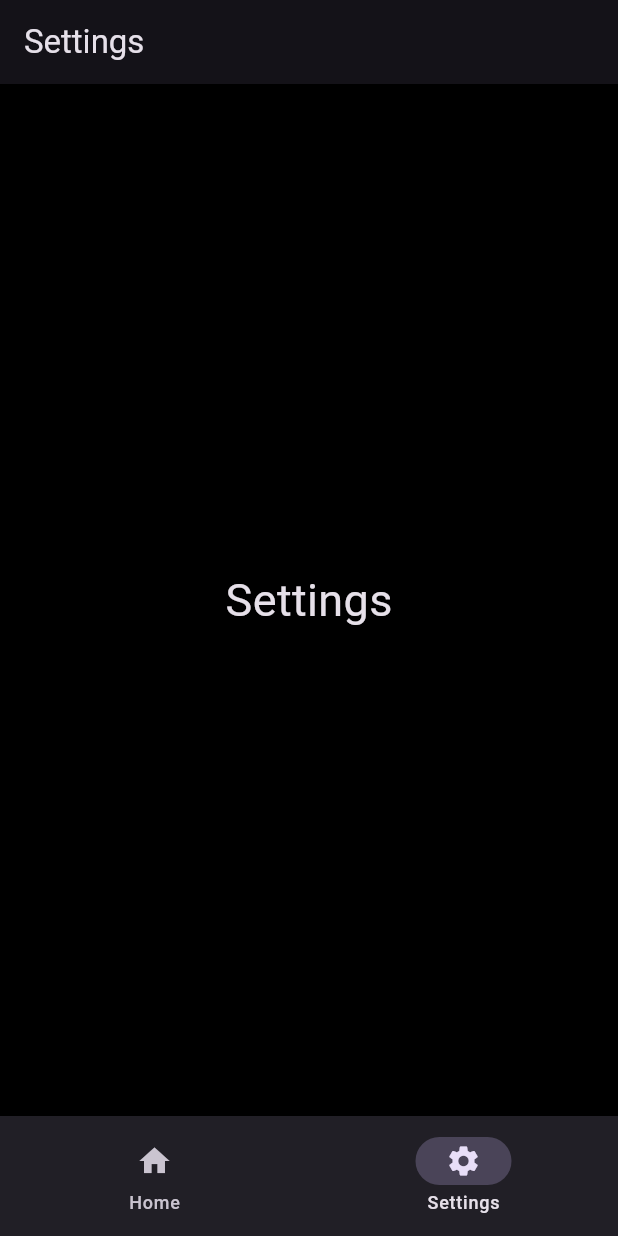
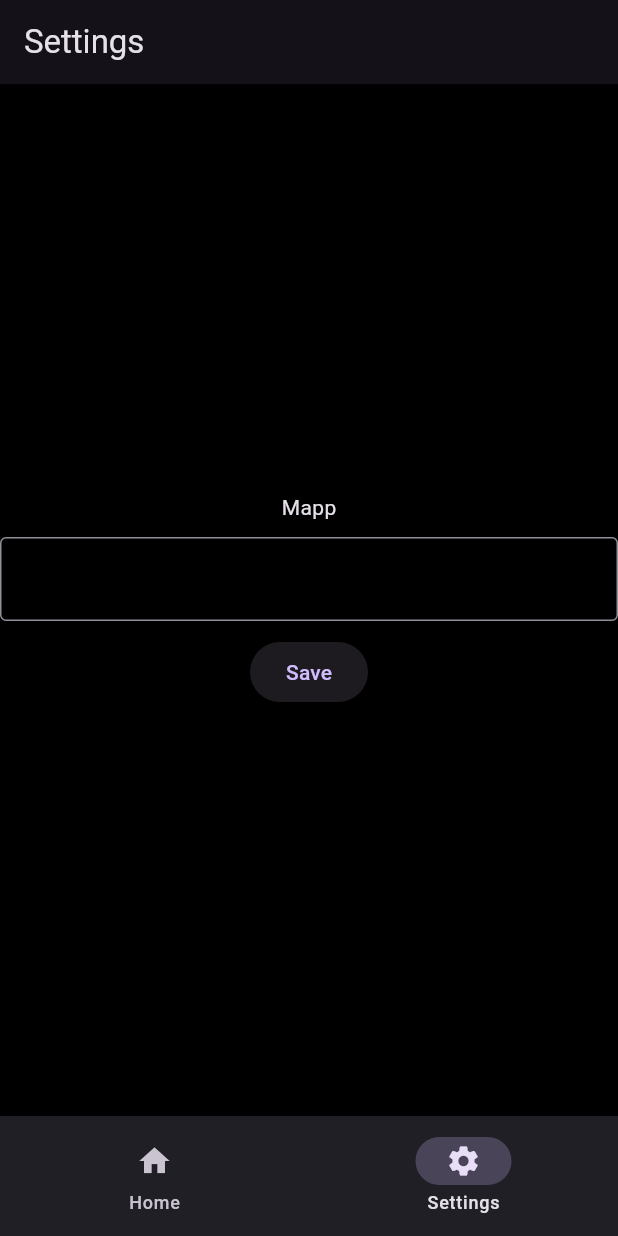
Before and after one commit to dzca/flutter_provider_counter, a Flutter app: the screen it shows after launch, item 2 of the bottom bar chosen, on a phone screen of 412 x 824 dp. Run offline on Flutter 3.47's test engine with Material 3 defaults, Android fonts, the phone set to English and light mode, and no system bars.

Commit message:
add provider

```diff
--- a/lib/main.dart
+++ b/lib/main.dart
@@ -1,5 +1,6 @@
 import 'package:flutter/material.dart';
-import 'package:flutter_provider_counter/screens/home_screen.dart';
+import 'package:flutter_provider_counter/providers/user_provider.dart';
+import 'package:provider/provider.dart';
 
 import 'utils/colors.dart';
 import 'widgets/nav_layout.dart';
@@ -14,12 +15,19 @@ class MyApp extends StatelessWidget {
   // This widget is the root of your application.
   @override
   Widget build(BuildContext context) {
-    return MaterialApp(
-      title: 'Flutter Provider',
-      theme: ThemeData.dark().copyWith(
-        scaffoldBackgroundColor: mobileBackgroundColor,
+    return MultiProvider(
+      providers: [
+        ChangeNotifierProvider(
+          create: (context) => UserProvider(),
+        )
+      ],
+      child: MaterialApp(
+        title: 'Flutter Provider',
+        theme: ThemeData.dark().copyWith(
+          scaffoldBackgroundColor: mobileBackgroundColor,
+        ),
+        home: const NavLayout(),
       ),
-      home: const NavLayout(),
     );
   }
 }
--- /dev/null
+++ b/lib/providers/user_provider.dart
@@ -0,0 +1,12 @@
+import 'package:flutter/material.dart';
+
+class UserProvider extends ChangeNotifier {
+  String name;
+
+  UserProvider({this.name = 'Mapp'});
+
+  void changeName({required String newName}) async {
+    name = newName;
+    notifyListeners();
+  }
+}
--- a/lib/screens/settings_screen.dart
+++ b/lib/screens/settings_screen.dart
@@ -1,20 +1,50 @@
 import 'package:flutter/material.dart';
+import 'package:flutter_provider_counter/providers/user_provider.dart';
+import 'package:flutter_provider_counter/screens/home_screen.dart';
+import 'package:provider/provider.dart';
 
 class SettingsScreen extends StatelessWidget {
   const SettingsScreen({super.key});
 
   @override
   Widget build(BuildContext context) {
+    final TextEditingController nameController = TextEditingController();
+
     return Scaffold(
       appBar: AppBar(
         title: const Text("Settings"),
       ),
-      body: const Center(
-        child: Text(
-          'Settings',
-          style: TextStyle(
-            fontSize: 30,
-          ),
+      body: Center(
+        child: Column(
+          mainAxisAlignment: MainAxisAlignment.center,
+          crossAxisAlignment: CrossAxisAlignment.center,
+          children: [
+            Text(
+              context.watch<UserProvider>().name,
+            ),
+            const SizedBox(
+              height: 10.0,
+            ),
+            TextField(
+              controller: nameController,
+              decoration: const InputDecoration(
+                border: OutlineInputBorder(),
+              ),
+            ),
+            const SizedBox(
+              height: 10.0,
+            ),
+            ElevatedButton(
+              onPressed: () {
+                context
+                    .read<UserProvider>()
+                    .changeName(newName: nameController.text);
+                FocusManager.instance.primaryFocus?.unfocus();
+                nameController.clear();
+              },
+              child: const Text('Save'),
+            ),
+          ],
         ),
       ),
     );
```
Also changed, not shown: lib/screens/home_screen.dart (+6 -3 lines), pubspec.yaml (+5 -15 lines), 1 other file.
